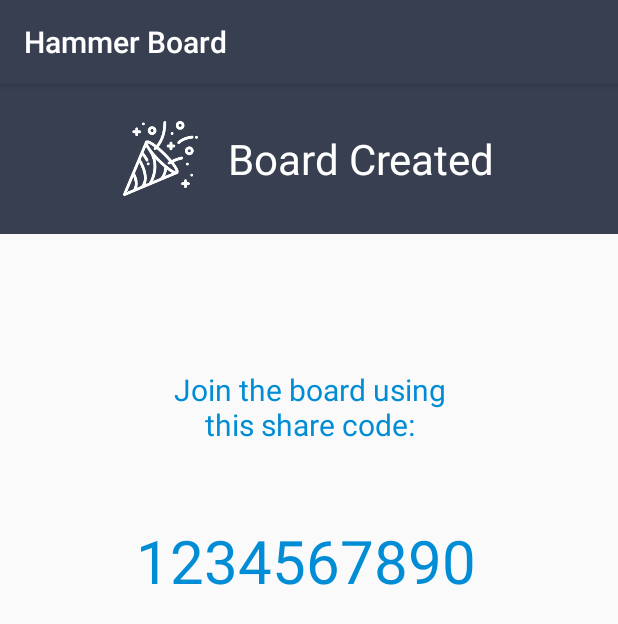
After one commit to benhurott/hammer-board-android, an Android app: the fragment NewBoardCreatedFragment shown on its own in the app's theme, on a phone screen of 412 x 824 dp. The commit adds this screen. Shown: the top 624 px of the screen. Run offline under Robolectric (Android 15) with nearby library versions, the phone set to English and light mode, and no system bars.

Commit message:
feat(board): adding base board creating result

```diff
--- a/src/app/src/main/java/br/com/bhr/hammerboard/ui/newboard/ChoseNewBoardTemplateActivity.java
+++ b/src/app/src/main/java/br/com/bhr/hammerboard/ui/newboard/ChoseNewBoardTemplateActivity.java
@@ -7,10 +7,14 @@ import android.support.v4.app.FragmentManager;
 import android.support.v4.app.FragmentTransaction;
 import android.support.v7.app.AppCompatActivity;
 import android.os.Bundle;
+import android.widget.Toast;
 
 import br.com.bhr.hammerboard.R;
+import br.com.bhr.hammerboard.domain.board.BoardEntity;
 
-public class ChoseNewBoardTemplateActivity extends AppCompatActivity {
+public class ChoseNewBoardTemplateActivity extends AppCompatActivity implements NewBoardFormFragment.Listener {
+
+    private NewBoardFormFragment formFragment;
 
     @Override
     protected void onCreate(Bundle savedInstanceState) {
@@ -23,8 +27,16 @@ public class ChoseNewBoardTemplateActivity extends AppCompatActivity {
     private void renderForm() {
         FragmentManager fm = getSupportFragmentManager();
 
+        this.formFragment = new NewBoardFormFragment();
+        this.formFragment.setListener(this);
+
         FragmentTransaction ft = fm.beginTransaction();
-        ft.add(R.id.fragment_content, new NewBoardFormFragment());
+        ft.add(R.id.fragment_content, formFragment);
         ft.commit();
     }
+
+    @Override
+    public void onBoardCreated(BoardEntity board) {
+        Toast.makeText(this, "Board " + board.getName() + " created!" , Toast.LENGTH_SHORT).show();
+    }
 }
--- /dev/null
+++ b/src/app/src/main/java/br/com/bhr/hammerboard/ui/newboard/NewBoardCreatedFragment.java
@@ -0,0 +1,33 @@
+package br.com.bhr.hammerboard.ui.newboard;
+
+import android.os.Bundle;
+import android.support.annotation.Nullable;
+import android.support.v4.app.Fragment;
+import android.view.LayoutInflater;
+import android.view.View;
+import android.view.ViewGroup;
+import android.widget.TextView;
+
+import br.com.bhr.hammerboard.R;
+
+/**
+ * Created by ben on 28/11/2017.
+ */
+
+public class NewBoardCreatedFragment extends Fragment {
+
+    TextView shareCode;
+
+    @Nullable
+    @Override
+    public View onCreateView(LayoutInflater inflater, @Nullable ViewGroup container, @Nullable Bundle savedInstanceState) {
+        return inflater.inflate(R.layout.new_board_created, container, false);
+    }
+
+    @Override
+    public void onViewCreated(View view, @Nullable Bundle savedInstanceState) {
+        super.onViewCreated(view, savedInstanceState);
+
+        this.shareCode = view.findViewById(R.id.tv_board_share_code);
+    }
+}
--- a/src/app/src/main/java/br/com/bhr/hammerboard/ui/newboard/NewBoardFormFragment.java
+++ b/src/app/src/main/java/br/com/bhr/hammerboard/ui/newboard/NewBoardFormFragment.java
@@ -37,6 +37,8 @@ public class NewBoardFormFragment extends Fragment {
 
     private BoardTemplateType selectedTemplate = null;
 
+    private Listener listener;
+
     @Nullable
     @Override
     public View onCreateView(LayoutInflater inflater, @Nullable ViewGroup container, @Nullable Bundle savedInstanceState) {
@@ -71,7 +73,11 @@ public class NewBoardFormFragment extends Fragment {
         this.boardTeamToolsProductOthers.setOnClickListener(onTemplateTouched);
     }
 
-    public void onSelectBoardTemplate(View view) {
+    public void setListener(Listener listener) {
+        this.listener = listener;
+    }
+
+    private void onSelectBoardTemplate(View view) {
         this.deselectAllTemplates();
 
         switch (view.getId()) {
@@ -94,14 +100,15 @@ public class NewBoardFormFragment extends Fragment {
         this.setTemplateAsSelected(view);
     }
 
-    public void onCreateNewBoardTouched() {
+    private void onCreateNewBoardTouched() {
         NewBoardModel model = new NewBoardModel(this.boardName.getText().toString(), this.selectedTemplate);
         NewBoardService newBoardService = DependencyManager.getInstance().getNewBoardService();
 
         newBoardService.createNewBoard(model, new ActionResult<BoardException, BoardEntity>() {
             @Override
             public void onSuccess(BoardEntity result) {
-                Toast.makeText(NewBoardFormFragment.this.getActivity(), "Board " + result.getName() + " created!" , Toast.LENGTH_SHORT).show();
+
+                listener.onBoardCreated(result);
             }
 
             @Override
@@ -125,4 +132,8 @@ public class NewBoardFormFragment extends Fragment {
         this.boardPositiveNegativeNewIdeas.setBackgroundColor(color);
         this.boardTeamToolsProductOthers.setBackgroundColor(color);
     }
+
+    public interface Listener {
+        void onBoardCreated(BoardEntity board);
+    }
 }
--- /dev/null
+++ b/src/app/src/main/res/drawable/rounded_black_view.xml
@@ -0,0 +1,7 @@
+<?xml version="1.0" encoding="UTF-8"?>
+<shape xmlns:android="http://schemas.android.com/apk/res/android">
+    <solid android:color="@color/colorPrimary"/>
+    <stroke android:width="3dp" android:color="@color/colorAccent" />
+    <corners android:radius="10dp"/>
+    <padding android:left="0dp" android:top="0dp" android:right="0dp" android:bottom="0dp" />
+</shape>
--- /dev/null
+++ b/src/app/src/main/res/layout/board_share_code.xml
@@ -0,0 +1,17 @@
+<?xml version="1.0" encoding="utf-8"?>
+<LinearLayout
+    xmlns:android="http://schemas.android.com/apk/res/android"
+    android:layout_width="250dp"
+    android:layout_height="wrap_content"
+    android:padding="10dp">
+
+    <TextView
+        android:id="@+id/tv_board_share_code"
+        android:layout_width="wrap_content"
+        android:layout_height="wrap_content"
+        android:text="1234567890"
+        android:textSize="40dp"
+        android:textColor="@color/colorAccent"
+        />
+
+</LinearLayout>
--- /dev/null
+++ b/src/app/src/main/res/layout/new_board_created.xml
@@ -0,0 +1,58 @@
+<?xml version="1.0" encoding="utf-8"?>
+<LinearLayout
+    xmlns:android="http://schemas.android.com/apk/res/android"
+    android:layout_width="match_parent"
+    android:layout_height="match_parent"
+    android:orientation="vertical">
+
+    <LinearLayout
+        android:layout_width="match_parent"
+        android:layout_height="100dp"
+        android:background="@color/colorPrimary"
+        android:orientation="horizontal"
+
+        android:gravity="center">
+
+        <ImageView
+            android:layout_width="50dp"
+            android:layout_height="50dp"
+            android:src="@mipmap/board_created"/>
+
+        <TextView
+            android:layout_width="wrap_content"
+            android:layout_height="wrap_content"
+            android:textColor="@android:color/white"
+            android:text="Board Created"
+            android:textSize="28sp"
+            android:layout_marginLeft="20dp"/>
+
+    </LinearLayout>
+
+    <LinearLayout
+        android:layout_width="match_parent"
+        android:layout_height="wrap_content"
+        android:layout_marginTop="90dp"
+        android:gravity="center"
+        android:orientation="vertical">
+
+        <TextView
+            android:layout_width="200dp"
+            android:layout_height="wrap_content"
+            android:text="Join the board using this share code:"
+            android:gravity="center"
+            android:textSize="20sp"
+            android:textColor="@color/colorAccent"/>
+
+        <LinearLayout
+            android:layout_width="wrap_content"
+            android:layout_height="wrap_content"
+            android:layout_marginTop="40dp">
+
+            <include layout="@layout/board_share_code" />
+        </LinearLayout>
+
+
+
+    </LinearLayout>
+
+</LinearLayout>
```
Also changed, not shown: src/app/src/main/res/mipmap-mdpi/board_created.png (added), src/app/src/main/res/mipmap-xhdpi/board_created.png (added), src/app/src/main/res/mipmap-xxhdpi/board_created.png (added).
